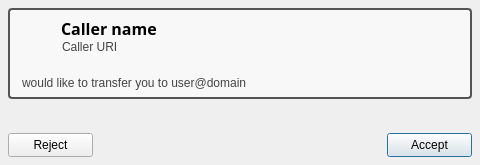
Before: the Qt Designer form resources/incoming_calltransfer_dialog.ui in AGProjects/blink-qt, drawn with Qt 5.
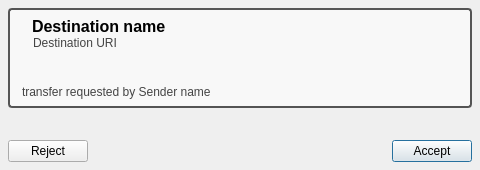
After: the same form once the commit is applied. Icons and pictures are not drawn.

Commit message: Fixed layout issues in incoming dialogs

What changed in the file:
```diff
--- a/resources/incoming_calltransfer_dialog.ui
+++ b/resources/incoming_calltransfer_dialog.ui
@@ -7,19 +7,19 @@
     <x>0</x>
     <y>0</y>
     <width>480</width>
-    <height>165</height>
+    <height>170</height>
    </rect>
   </property>
   <property name="minimumSize">
    <size>
     <width>480</width>
-    <height>165</height>
+    <height>170</height>
    </size>
   </property>
   <property name="maximumSize">
    <size>
     <width>16777215</width>
-    <height>165</height>
+    <height>170</height>
    </size>
   </property>
   <property name="windowTitle">
@@ -31,7 +31,7 @@
   </property>
   <layout class="QVBoxLayout" name="dialog_layout">
    <property name="spacing">
-    <number>34</number>
+    <number>32</number>
    </property>
    <property name="margin">
     <number>8</number>
@@ -76,14 +76,13 @@
         </property>
         <property name="font">
          <font>
-          <family>Sans Serif</family>
           <pointsize>12</pointsize>
           <weight>75</weight>
           <bold>true</bold>
          </font>
         </property>
         <property name="text">
-         <string>Caller name</string>
+         <string>Destination name</string>
         </property>
         <property name="alignment">
          <set>Qt::AlignLeading|Qt::AlignLeft|Qt::AlignVCenter</set>
@@ -163,7 +162,7 @@
          </palette>
         </property>
         <property name="text">
-         <string>Caller URI</string>
+         <string>Destination URI</string>
         </property>
         <property name="indent">
          <number>1</number>
@@ -172,18 +171,6 @@
       </item>
       <item row="0" column="0" rowspan="2">
        <widget class="QLabel" name="user_icon">
-        <property name="minimumSize">
-         <size>
-          <width>36</width>
-          <height>36</height>
-         </size>
-        </property>
-        <property name="maximumSize">
-         <size>
-          <width>36</width>
-          <height>36</height>
-         </size>
-        </property>
         <property name="pixmap">
          <pixmap>icons/default-avatar.png</pixmap>
         </property>
@@ -199,8 +186,8 @@
         </property>
         <property name="sizeHint" stdset="0">
          <size>
-          <width>0</width>
-          <height>0</height>
+          <width>20</width>
+          <height>20</height>
          </size>
         </property>
        </spacer>
@@ -272,7 +259,7 @@
          </palette>
         </property>
         <property name="text">
-         <string extracomment="is offering to share his screen">would like to transfer you to user@domain</string>
+         <string extracomment="is offering to share his screen">transfer requested by Sender name</string>
         </property>
         <property name="indent">
          <number>3</number>
@@ -289,16 +276,10 @@
      </property>
      <item>
       <widget class="QPushButton" name="reject_button">
-       <property name="minimumSize">
-        <size>
-         <width>85</width>
-         <height>24</height>
-        </size>
-       </property>
        <property name="maximumSize">
         <size>
          <width>16777215</width>
-         <height>24</height>
+         <height>28</height>
         </size>
        </property>
        <property name="text">
@@ -321,16 +302,10 @@
      </item>
      <item>
       <widget class="QPushButton" name="accept_button">
-       <property name="minimumSize">
-        <size>
-         <width>85</width>
-         <height>24</height>
-        </size>
-       </property>
        <property name="maximumSize">
         <size>
          <width>16777215</width>
-         <height>24</height>
+         <height>28</height>
         </size>
        </property>
        <property name="text">
```
Left out of the diff: 21 changed lines with no effect on the pictures. The commit also changes 5 other files.
